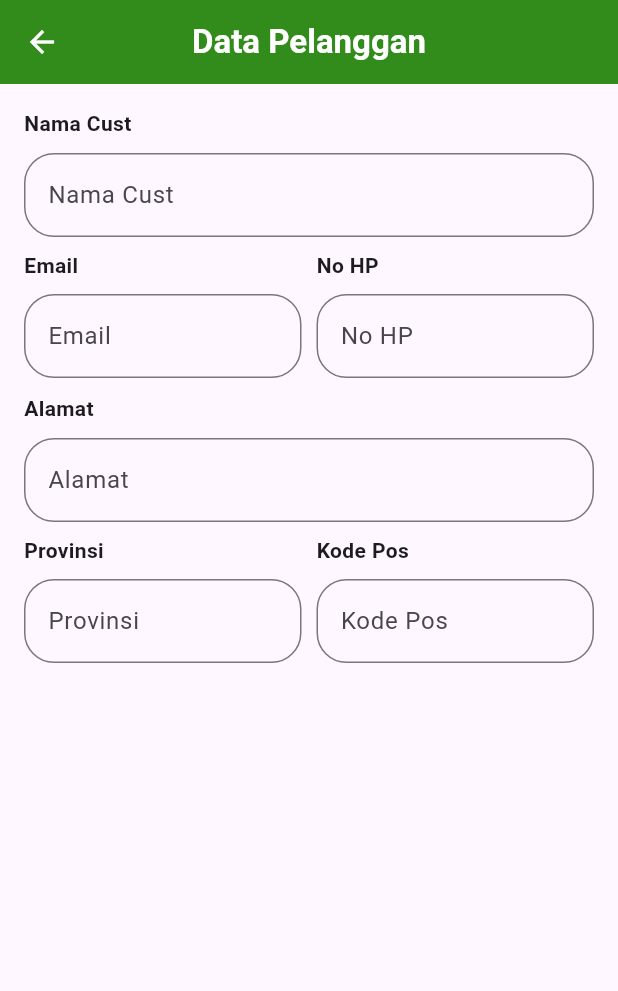
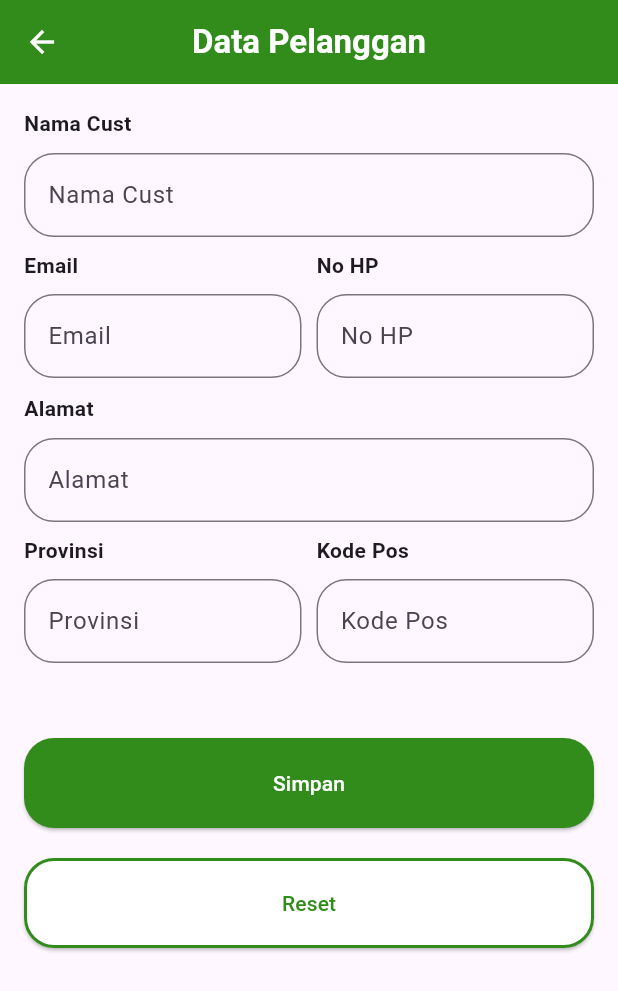
Before and after one commit to yafidaffaa/20220140083_UCP1Flutter, a Flutter app: the DataPelangganPage screen opened directly, on a phone screen of 412 x 824 dp. Shown: the top 991 px of the screen. Run offline on Flutter 3.47's test engine with Material 3 defaults, Android fonts, the light colour scheme and no system bars.

Commit message:
menambahkan dua eleveted button

```diff
--- a/lib/pages/home_pages/data_pelanggan_page.dart
+++ b/lib/pages/home_pages/data_pelanggan_page.dart
@@ -245,6 +245,81 @@ class _DataPelangganPageState extends State<DataPelangganPage> {
                       ),
                     ],
                   ),
+                  Padding(
+                    padding: const EdgeInsets.only(top: 50),
+                    child: SizedBox(
+                      width: double.infinity,
+                      child: ElevatedButton(
+                        style: ElevatedButton.styleFrom(
+                          backgroundColor: const Color.fromARGB(
+                            255,
+                            50,
+                            140,
+                            27,
+                          ),
+                          shape: RoundedRectangleBorder(
+                            borderRadius: BorderRadius.circular(20),
+                          ),
+                          padding: EdgeInsets.all(20),
+                        ),
+                        onPressed: () {
+                          if (formKey.currentState!.validate()) {
+                            Navigator.push(
+                              context,
+                              MaterialPageRoute(
+                                builder:
+                                    (context) => DetailDataPelangganPage(
+                                      alamat: alamatController.text,
+                                      email: emailController.text,
+                                      kodePos: kodePosController.text,
+                                      namaCust: namaCustController.text,
+                                      noHP: noHPController.text,
+                                      provinsi: provinsiController.text,
+                                    ),
+                              ),
+                            );
+                          }
+                        },
+                        child: Text(
+                          'Simpan',
+                          style: TextStyle(color: Colors.white),
+                        ),
+                      ),
+                    ),
+                  ),
+                  Padding(
+                    padding: const EdgeInsets.only(top: 20),
+                    child: SizedBox(
+                      width: double.infinity,
+                      child: ElevatedButton(
+                        style: ElevatedButton.styleFrom(
+                          backgroundColor: const Color.fromARGB(
+                            255,
+                            255,
+                            255,
+                            255,
+                          ),
+                          shape: RoundedRectangleBorder(
+                            borderRadius: BorderRadius.circular(20),
+                            side: BorderSide(
+                              color: Color.fromARGB(255, 50, 140, 27),
+                              width: 2,
+                            ),
+                          ),
+                          padding: EdgeInsets.all(20),
+                        ),
+                        onPressed: () {
+                          formKey.currentState?.reset();
+                        },
+                        child: Text(
+                          'Reset',
+                          style: TextStyle(
+                            color: Color.fromARGB(255, 50, 140, 27),
+                          ),
+                        ),
+                      ),
+                    ),
+                  ),
                 ],
               ),
             ),
```
